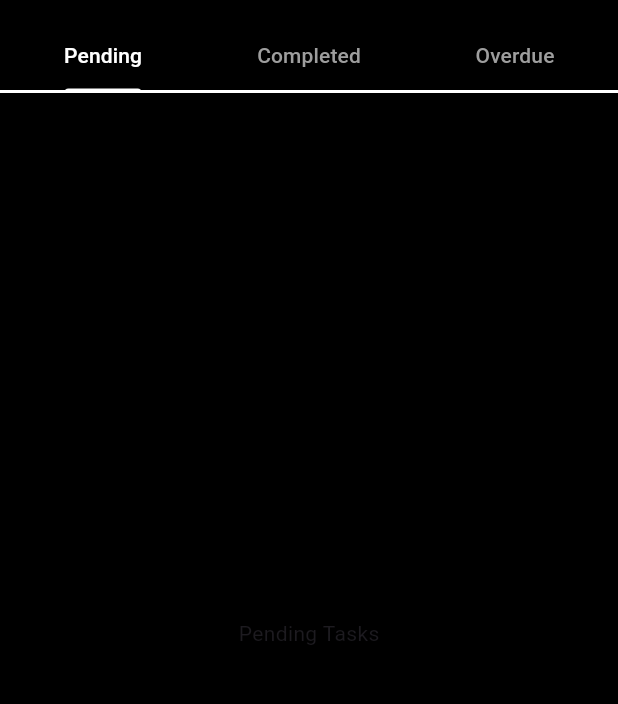
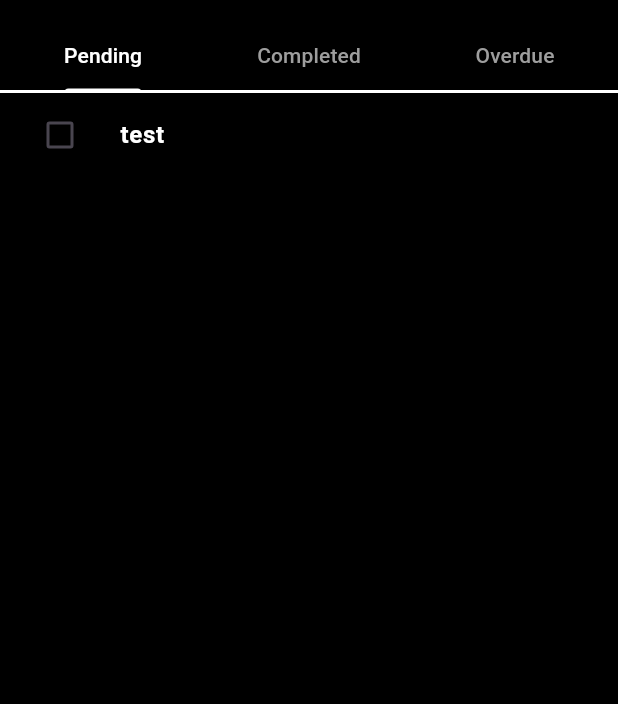
Before and after one commit to JashanKishore/to-do-list, a Flutter app: the screen it shows after launch, on a phone screen of 412 x 824 dp, the part 63-767 px from its top. Run offline on Flutter 3.47's test engine with Material 3 defaults, Android fonts, the phone set to English and light mode, and no system bars.

Commit message:
Added encapsulation, created task, task_list classes to avoid repetition, stylised linethrough and todotile.

```diff
--- a/lib/main.dart
+++ b/lib/main.dart
@@ -16,7 +16,7 @@ class MyApp extends StatelessWidget {
       theme: ThemeData(
 
       ),
-      home: HomePage()
+      home: const HomePage()
     );
   }
 }
--- a/lib/pages/home_page.dart
+++ b/lib/pages/home_page.dart
@@ -1,6 +1,9 @@
 // ignore_for_file: prefer_const_constructors, prefer_const_literals_to_create_immutables
 
 import 'package:flutter/material.dart';
+import 'package:to_do_app/util/task.dart';
+import 'package:to_do_app/util/task_list.dart';
+
 
 class HomePage extends StatefulWidget {
   const HomePage({super.key});
@@ -10,8 +13,13 @@ class HomePage extends StatefulWidget {
 }
 
 class _HomePageState extends State<HomePage> {
+
   @override
   Widget build(BuildContext context) {
+    List<Task> pendingTasks = [Task(name: 'test', completed: false)];
+    List<Task> completedTasks = [];
+    List<Task> overdueTasks = [];
+
     return DefaultTabController(
       length: 3, // Number of tabs
       child: Scaffold(
@@ -40,9 +48,9 @@ class _HomePageState extends State<HomePage> {
         ),
         body: TabBarView(
           children: [
-            Center(child: Text('Pending Tasks')),
-            Center(child: Text('Completed Tasks')),
-            Center(child: Text('Overdue Tasks')),
+            TaskList(tasks: pendingTasks), // 'Pending' tab
+            TaskList(tasks: completedTasks), // 'Completed' tab
+            TaskList(tasks: overdueTasks), // 'Overdue' tab
           ],
         ),
       ),
--- /dev/null
+++ b/lib/util/task.dart
@@ -0,0 +1,9 @@
+class Task {
+  final String name;        // Name of the task
+  bool completed;           // Completion status of the task
+
+  Task({
+    required this.name,     // Required parameter for task name
+    this.completed = false,  // Default completion status is false
+  });
+}
--- /dev/null
+++ b/lib/util/task_list.dart
@@ -0,0 +1,34 @@
+// task_list.dart
+
+import 'package:flutter/material.dart';
+import 'package:to_do_app/util/todo_tile.dart';
+import 'package:to_do_app/util/task.dart';
+
+class TaskList extends StatefulWidget {
+  final List<Task> tasks;  // Define the named parameter 'tasks'
+
+  TaskList({required this.tasks});
+
+  @override
+  _TaskListState createState() => _TaskListState();
+}
+
+class _TaskListState extends State<TaskList> {
+  @override
+  Widget build(BuildContext context) {
+    return ListView.builder(
+      itemCount: widget.tasks.length,
+      itemBuilder: (context, index) {
+        return ToDoTile(
+          taskName: widget.tasks[index].name,
+          taskCompleted: widget.tasks[index].completed,
+          onChanged: (bool? value) {
+            setState(() {
+              widget.tasks[index].completed = value ?? false;
+            });
+          },
+        );
+      },
+    );
+  }
+}
--- a/lib/util/todo_tile.dart
+++ b/lib/util/todo_tile.dart
@@ -1,13 +1,35 @@
 import 'package:flutter/material.dart';
 
 class ToDoTile extends StatelessWidget {
-  const ToDoTile
-({super.key});
+  final String taskName;
+  final bool taskCompleted;
+  Function(bool?)? onChanged;
 
-  @override
+  ToDoTile({
+    Key? key,
+    required this.taskName,
+    required this.taskCompleted,
+    required this.onChanged,
+  }) : super(key: key);
+
+ @override
   Widget build(BuildContext context) {
-    return Container(
-      child: Text('Make an app')
+    return ListTile(
+      title: Text(taskName,
+      style: TextStyle(
+          fontSize: 16.0,
+          fontWeight: FontWeight.bold,
+          color: Colors.white,
+          decoration: taskCompleted ? TextDecoration.lineThrough : TextDecoration.none,
+          decorationColor: Colors.white, // Change the line color
+          decorationThickness: 2.0, // Adjust the line thickness
+          decorationStyle: TextDecorationStyle.solid, // Change the line style if needed
+        ),
+      ),
+      leading: Checkbox(
+        value: taskCompleted,
+        onChanged: onChanged,
+      ),
     );
   }
 }
```
